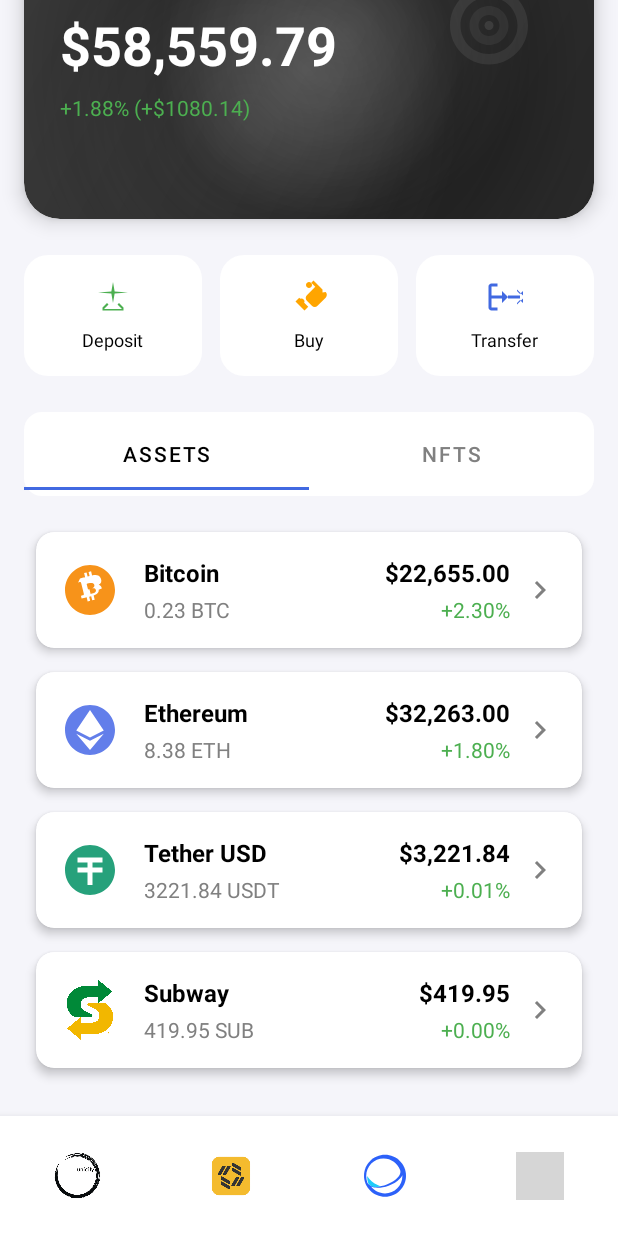
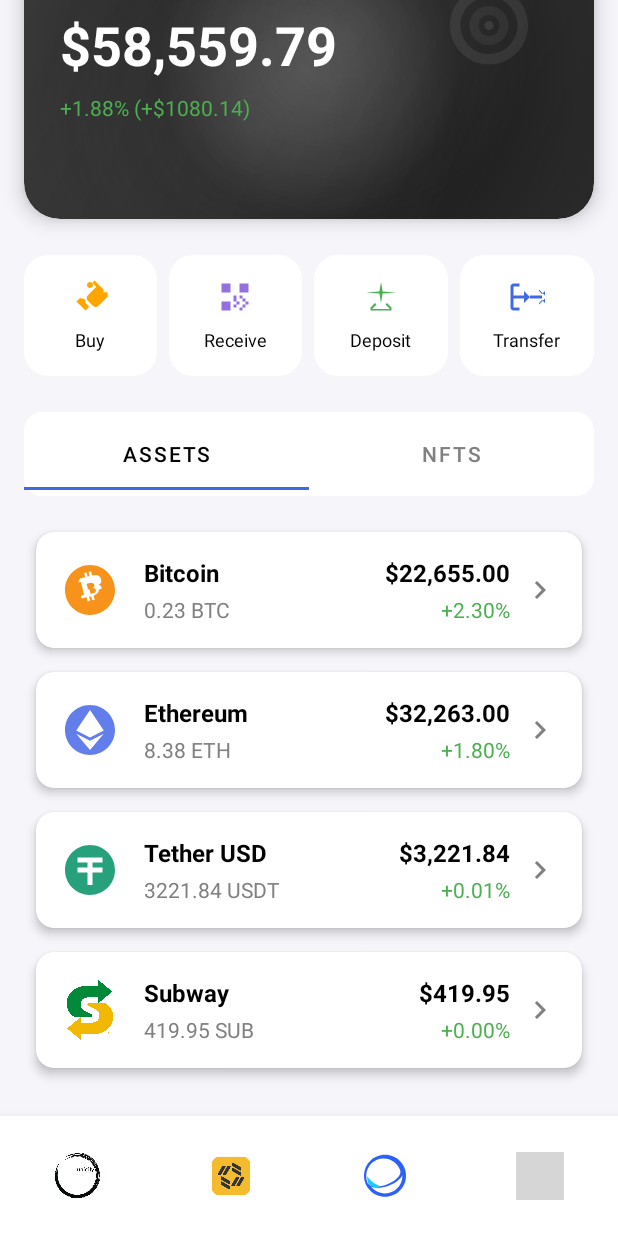
Before and after one commit to unicitynetwork/android-wallet, an Android app: the screen it shows after launch (MainActivity), on a phone screen of 412 x 824 dp. Run offline under Robolectric (Android 15) with nearby library versions, the light colour scheme and no system bars; grey boxes are pictures that could not be loaded.

Commit message:
receive assets button with QR

```diff
--- a/app/build.gradle.kts
+++ b/app/build.gradle.kts
@@ -79,6 +79,10 @@
     implementation("com.squareup.okhttp3:okhttp:4.12.0")
     implementation("com.squareup.okhttp3:logging-interceptor:4.12.0")
 
+    // QR Code generation
+    implementation("com.journeyapps:zxing-android-embedded:4.3.0")
+    implementation("com.google.zxing:core:3.5.2")
+
     // Testing
     testImplementation("junit:junit:4.13.2")
     androidTestImplementation("androidx.test.ext:junit:1.1.5")
--- /dev/null
+++ b/app/src/main/res/drawable/ic_receive_new.xml
@@ -0,0 +1,9 @@
+<vector xmlns:android="http://schemas.android.com/apk/res/android"
+    android:width="24dp"
+    android:height="24dp"
+    android:viewportWidth="24"
+    android:viewportHeight="24">
+  <path
+      android:fillColor="#FF000000"
+      android:pathData="M3,3h6v6h-6zM15,3h6v6h-6zM3,15h6v6h-6zM13,13h-2v-2h2v2zM15,11h2v2h-2v-2zM13,15h2v2h-2v-2zM17,13h2v2h-2v-2zM19,15h2v2h-2v-2zM17,17h2v2h-2v-2zM15,19h2v2h-2v-2zM13,17h-2v2h2v-2zM11,15h2v-2h-2v2z"/>
+</vector>
--- a/app/src/main/res/layout/activity_main.xml
+++ b/app/src/main/res/layout/activity_main.xml
@@ -130,6 +130,64 @@
         app:layout_constraintTop_toBottomOf="@id/balanceCard">
 
         <LinearLayout
+            android:id="@+id/buyButton"
+            android:layout_width="0dp"
+            android:layout_height="wrap_content"
+            android:layout_weight="1"
+            android:orientation="vertical"
+            android:gravity="center"
+            android:background="@drawable/action_button_bg"
+            android:padding="16dp"
+            android:layout_marginEnd="4dp"
+            android:clickable="true"
+            android:focusable="true">
+
+            <ImageView
+                android:layout_width="24dp"
+                android:layout_height="24dp"
+                android:src="@drawable/ic_buy"
+                app:tint="#FFA500" />
+
+            <TextView
+                android:layout_width="wrap_content"
+                android:layout_height="wrap_content"
+                android:text="Buy"
+                android:textSize="12sp"
+                android:textColor="@color/button_text_color"
+                android:layout_marginTop="8dp" />
+
+        </LinearLayout>
+
+        <LinearLayout
+            android:id="@+id/receiveButton"
+            android:layout_width="0dp"
+            android:layout_height="wrap_content"
+            android:layout_weight="1"
+            android:orientation="vertical"
+            android:gravity="center"
+            android:background="@drawable/action_button_bg"
+            android:padding="16dp"
+            android:layout_marginHorizontal="4dp"
+            android:clickable="true"
+            android:focusable="true">
+
+            <ImageView
+                android:layout_width="24dp"
+                android:layout_height="24dp"
+                android:src="@drawable/ic_receive_new"
+                app:tint="#9370DB" />
+
+            <TextView
+                android:layout_width="wrap_content"
+                android:layout_height="wrap_content"
+                android:text="Receive"
+                android:textSize="12sp"
+                android:textColor="@color/button_text_color"
+                android:layout_marginTop="8dp" />
+
+        </LinearLayout>
+
+        <LinearLayout
             android:id="@+id/depositButton"
             android:layout_width="0dp"
             android:layout_height="wrap_content"
@@ -138,7 +196,7 @@
             android:gravity="center"
             android:background="@drawable/action_button_bg"
             android:padding="16dp"
-            android:layout_marginEnd="8dp"
+            android:layout_marginHorizontal="4dp"
             android:clickable="true"
             android:focusable="true">
 
@@ -159,35 +217,6 @@
         </LinearLayout>
 
         <LinearLayout
-            android:id="@+id/buyButton"
-            android:layout_width="0dp"
-            android:layout_height="wrap_content"
-            android:layout_weight="1"
-            android:orientation="vertical"
-            android:gravity="center"
-            android:background="@drawable/action_button_bg"
-            android:padding="16dp"
-            android:layout_marginHorizontal="4dp"
-            android:clickable="true"
-            android:focusable="true">
-
-            <ImageView
-                android:layout_width="24dp"
-                android:layout_height="24dp"
-                android:src="@drawable/ic_buy"
-                app:tint="#FFA500" />
-
-            <TextView
-                android:layout_width="wrap_content"
-                android:layout_height="wrap_content"
-                android:text="Buy"
-                android:textSize="12sp"
-                android:textColor="@color/button_text_color"
-                android:layout_marginTop="8dp" />
-
-        </LinearLayout>
-
-        <LinearLayout
             android:id="@+id/transferButton"
             android:layout_width="0dp"
             android:layout_height="wrap_content"
@@ -196,7 +225,7 @@
             android:gravity="center"
             android:background="@drawable/action_button_bg"
             android:padding="16dp"
-            android:layout_marginStart="8dp"
+            android:layout_marginStart="4dp"
             android:clickable="true"
             android:focusable="true">
 
```
Also changed, not shown: app/src/main/java/com/unicity/nfcwalletdemo/ui/wallet/MainActivity.kt (+74 -4 lines), app/src/main/res/layout/dialog_qr_code.xml (added, +84 -0 lines).
